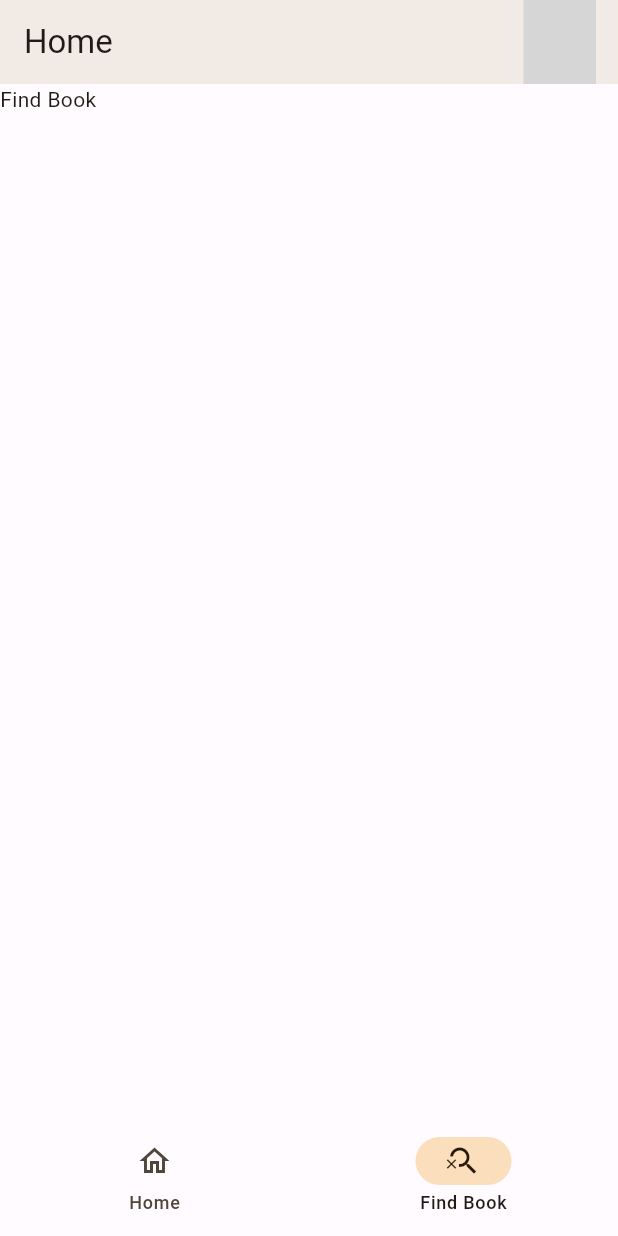
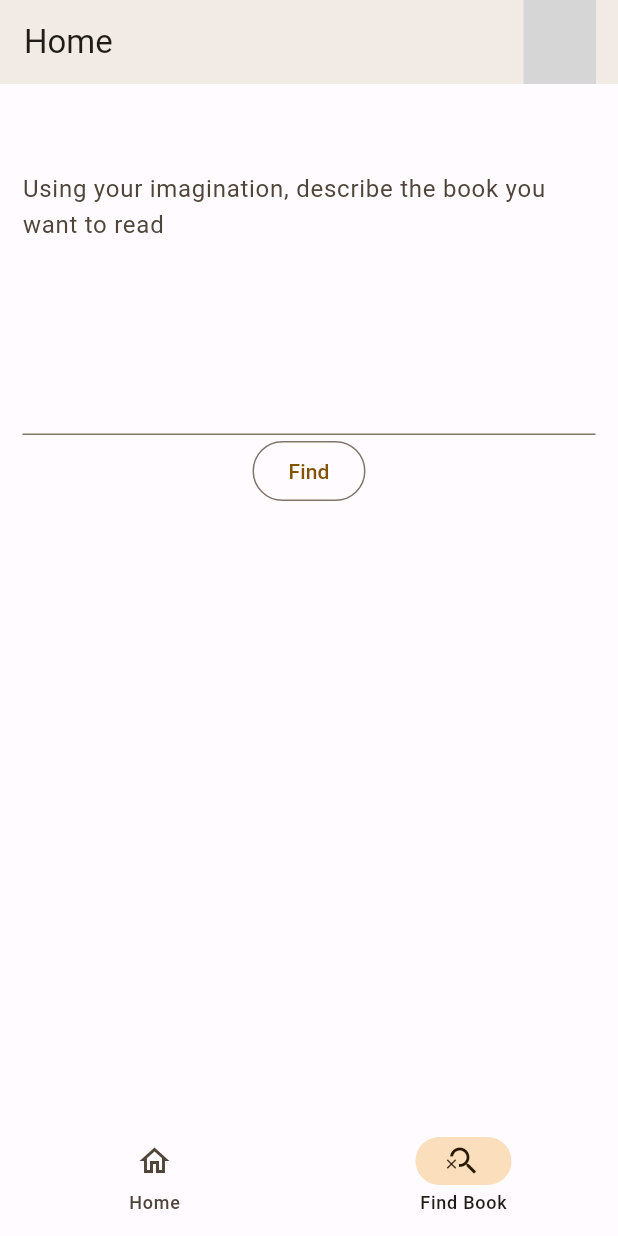
Before and after one commit to svenriksen/syncs-hack-2023, a Flutter app: the Home screen opened directly, item 2 of the bottom bar chosen, on a phone screen of 412 x 824 dp. Run offline on Flutter 3.47's test engine with Material 2 defaults, Android fonts, the phone set to English and light mode, and no system bars; our stand-ins replace carousel_slider, firebase_core, flutter_rating_bar, google_sign_in, shared_preferences; accounts and stored records are empty; generated files the repository leaves out were written again; grey boxes are pictures that could not be loaded.

Commit message:
done UI for prompt

```diff
--- a/bookoo/lib/pages/allbooks.dart
+++ b/bookoo/lib/pages/allbooks.dart
@@ -21,7 +21,7 @@ class _AllBooksState extends State<AllBooks> {
     return Scaffold(
       appBar: AppBar(
         centerTitle: false,
-        title: const Text("Home"),
+        title: const Text("All saved books"),
         elevation: 5,
         actions: [
           Padding(
--- a/bookoo/lib/pages/firstpage.dart
+++ b/bookoo/lib/pages/firstpage.dart
@@ -126,7 +126,7 @@ class _FirstPageState extends State<FirstPage> {
               onPressed: () {
                 Navigator.push(
                   context,
-                  MaterialPageRoute(builder: (context) => AllBooks()),
+                  MaterialPageRoute(builder: (context) => const AllBooks()),
                 );
               },
               child: const Text("See all")),
--- a/bookoo/lib/pages/home.dart
+++ b/bookoo/lib/pages/home.dart
@@ -5,6 +5,7 @@ import 'package:google_sign_in/google_sign_in.dart';
 import '../auth/login.dart';
 
 import 'firstpage.dart';
+import 'prompt/findbooks.dart';
 
 class Home extends StatefulWidget {
   const Home({super.key});
@@ -96,7 +97,7 @@ class _HomeState extends State<Home> {
           child: Padding(
               padding: EdgeInsets.fromLTRB(15, 50, 15, 0), child: FirstPage()),
         ),
-        const Text("Find Book"),
+        const FindBook(),
       ][pageIndex],
     );
   }
--- /dev/null
+++ b/bookoo/lib/pages/prompt/findbooks.dart
@@ -0,0 +1,34 @@
+import 'package:flutter/material.dart';
+
+class FindBook extends StatefulWidget {
+  const FindBook({super.key});
+
+  @override
+  State<FindBook> createState() => _FindBookState();
+}
+
+class _FindBookState extends State<FindBook> {
+  @override
+  Widget build(BuildContext context) {
+    return Scaffold(
+      body: Padding(
+        padding: const EdgeInsets.fromLTRB(15, 50, 15, 0),
+        child: Form(
+            child: Column(
+          children: [
+            TextFormField(
+              decoration: const InputDecoration(
+                hintText:
+                    "Using your imagination, describe the book you want to read",
+                border: UnderlineInputBorder(
+                    borderSide: BorderSide(color: Colors.black)),
+              ),
+              maxLines: 7,
+            ),
+            OutlinedButton(onPressed: () {}, child: const Text("Find"))
+          ],
+        )),
+      ),
+    );
+  }
+}
```
